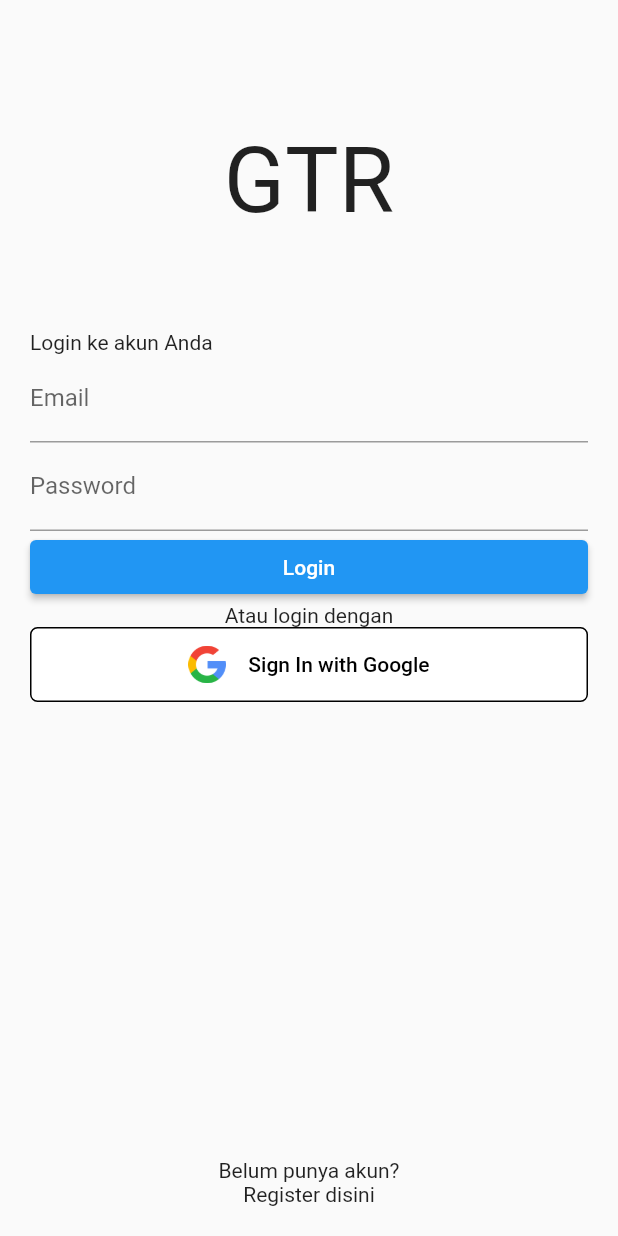
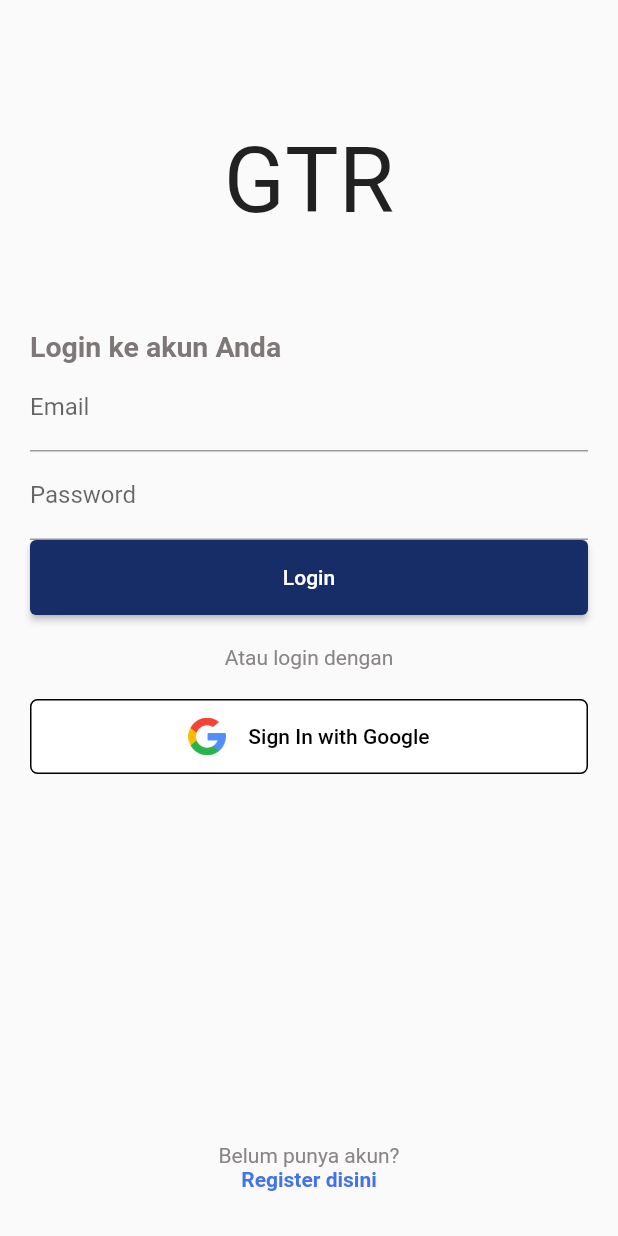
Before and after one commit to FarighMAkmalullah/gedung-triharjo, a Flutter app: the screen it shows after launch, after a tap on "Login", on a phone screen of 412 x 824 dp. Run offline on Flutter 3.47's test engine with Material 2 defaults, Android fonts, the phone set to English and light mode, and no system bars.

Commit message:
update login

```diff
--- a/lib/screen/login/login_screen.dart
+++ b/lib/screen/login/login_screen.dart
@@ -11,6 +11,7 @@ class _LoginScreenState extends State<LoginScreen> {
   @override
   Widget build(BuildContext context) {
     return Scaffold(
+      resizeToAvoidBottomInset: false,
       body: Padding(
         padding: const EdgeInsets.all(20.0),
         child: Column(
@@ -36,6 +37,11 @@ class _LoginScreenState extends State<LoginScreen> {
                     children: [
                       const Text(
                         'Login ke akun Anda',
+                        style: TextStyle(
+                          color: Color(0xFF7E7777),
+                          fontSize: 19,
+                          fontWeight: FontWeight.bold,
+                        ),
                       ),
                       TextFormField(
                         decoration: const InputDecoration(
@@ -47,16 +53,30 @@ class _LoginScreenState extends State<LoginScreen> {
                           labelText: 'Password',
                         ),
                       ),
-                      FractionallySizedBox(
-                        widthFactor: 1.0,
-                        child: ElevatedButton(
-                            onPressed: () {}, child: const Text('Login')),
+                      SizedBox(
+                        height: 50,
+                        child: FractionallySizedBox(
+                          widthFactor: 1.0,
+                          child: ElevatedButton(
+                            style: ElevatedButton.styleFrom(
+                              backgroundColor: const Color(0xFF162D68),
+                            ),
+                            onPressed: () {},
+                            child: const Text('Login'),
+                          ),
+                        ),
                       ),
                     ],
                   ),
                 ),
-                const Text(
-                  'Atau login dengan',
+                const Padding(
+                  padding: EdgeInsets.symmetric(vertical: 20),
+                  child: Text(
+                    'Atau login dengan',
+                    style: TextStyle(
+                      color: Color(0xFF8A8585),
+                    ),
+                  ),
                 ),
                 SizedBox(
                   height: 50,
@@ -97,8 +117,27 @@ class _LoginScreenState extends State<LoginScreen> {
             ),
             Column(
               children: [
-                Text('Belum punya akun?'),
-                Text('Register disini'),
+                const Text(
+                  'Belum punya akun?',
+                  style: TextStyle(
+                    color: Color(0xFF8A8585),
+                  ),
+                ),
+                InkWell(
+                  onTap: () {
+                    Navigator.pushNamed(context, '/register');
+                  },
+                  child: const Text(
+                    'Register disini',
+                    style: TextStyle(
+                      color: Color(0xFF4472EB),
+                      fontWeight: FontWeight.bold,
+                    ),
+                  ),
+                ),
+                const SizedBox(
+                  height: 10,
+                )
               ],
             )
           ],
```
